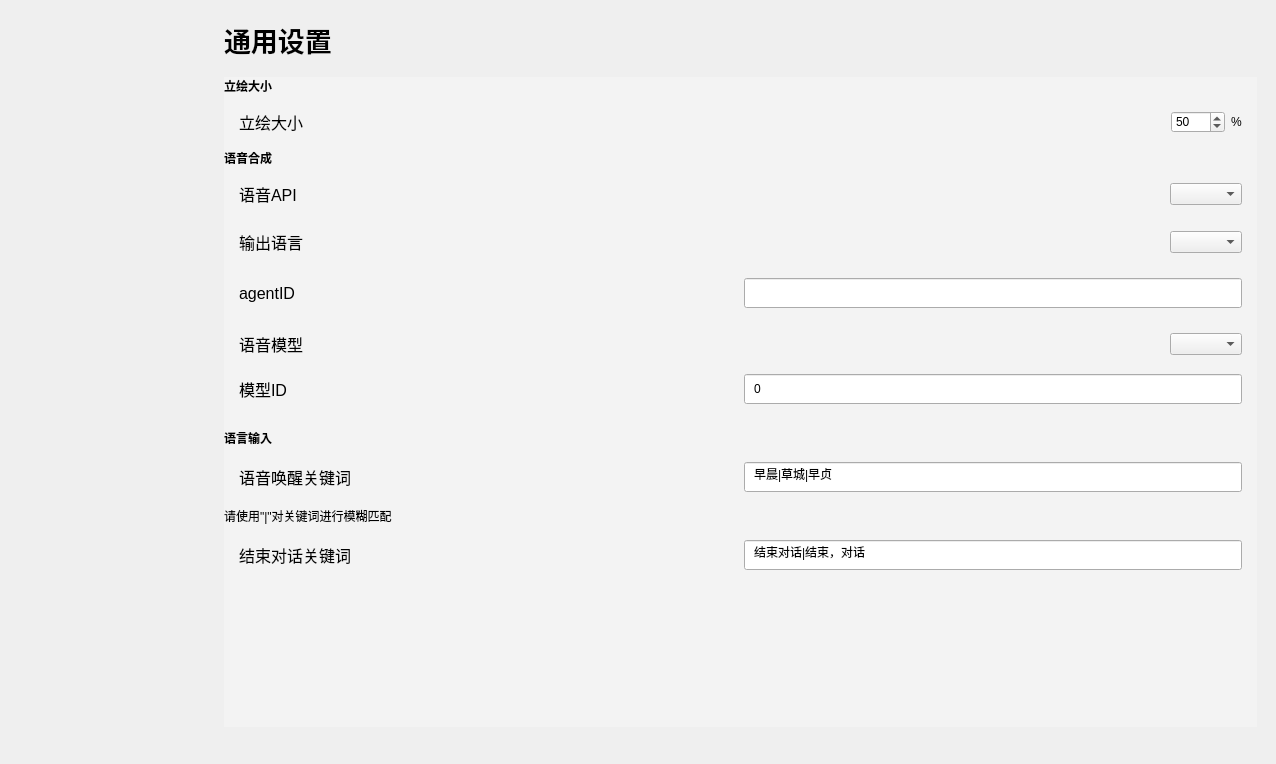
Qt form mainwindow.ui (Zao-chen/ZcChat) before a commit.
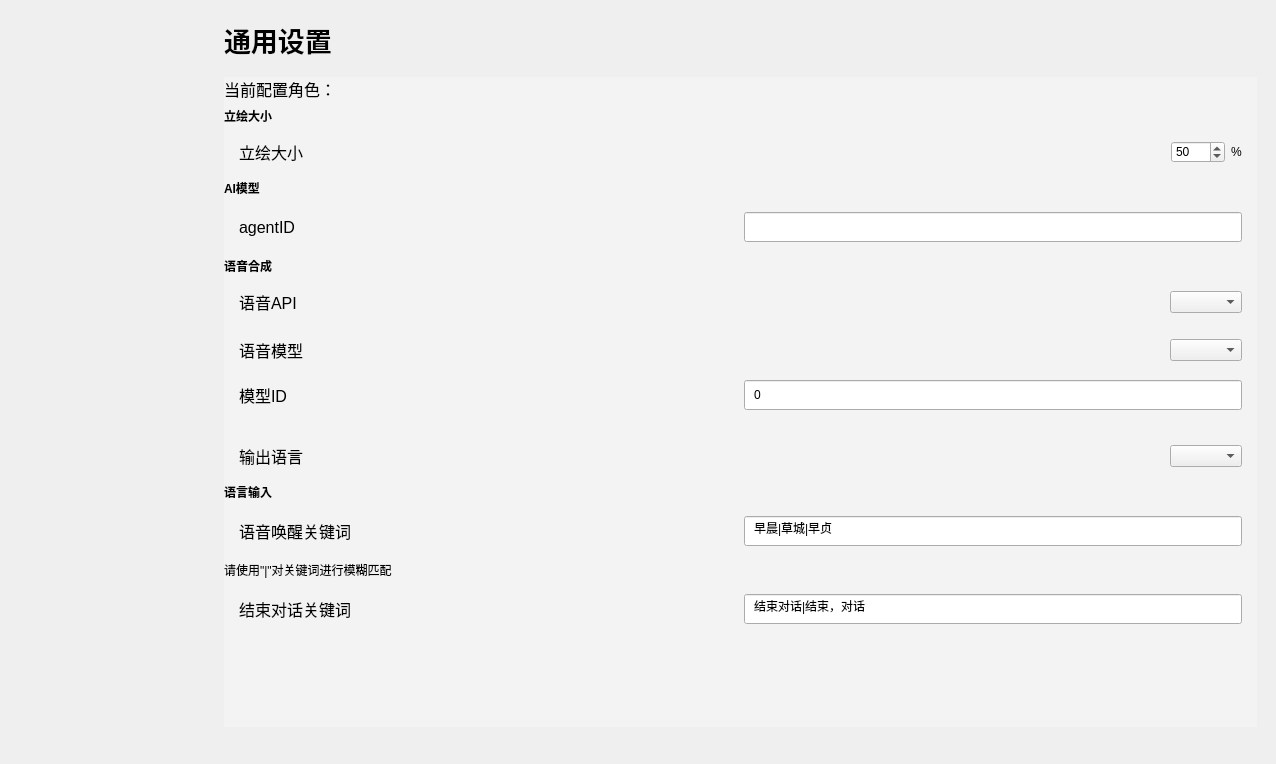
The same form after that commit. The open tabs and pages were chosen to show the change. Custom widgets are drawn as their Qt base class.

Commit message: [refactor] close #5 将角色相关配置下放到角色文件夹

What changed in the file:
```diff
--- a/mainwindow.ui
+++ b/mainwindow.ui
@@ -1389,6 +1389,18 @@
                <property name="bottomMargin">
                 <number>0</number>
                </property>
+               <item>
+                <widget class="QLabel" name="label_editActor">
+                 <property name="font">
+                  <font>
+                   <pointsize>12</pointsize>
+                  </font>
+                 </property>
+                 <property name="text">
+                  <string>当前配置角色：</string>
+                 </property>
+                </widget>
+               </item>
                <item>
                 <widget class="QLabel" name="label_50">
                  <property name="font">
@@ -1455,6 +1467,58 @@
                  </layout>
                 </widget>
                </item>
+               <item>
+                <widget class="QLabel" name="label_11">
+                 <property name="font">
+                  <font>
+                   <bold>true</bold>
+                  </font>
+                 </property>
+                 <property name="text">
+                  <string>AI模型</string>
+                 </property>
+                </widget>
+               </item>
+               <item>
+                <widget class="ElaScrollPageArea" name="widget_6" native="true">
+                 <layout class="QHBoxLayout" name="horizontalLayout_6" stretch="2,2">
+                  <property name="leftMargin">
+                   <number>15</number>
+                  </property>
+                  <property name="rightMargin">
+                   <number>15</number>
+                  </property>
+                  <item>
+                   <widget class="ElaText" name="label_6">
+                    <property name="font">
+                     <font>
+                      <pointsize>12</pointsize>
+                     </font>
+                    </property>
+                    <property name="text">
+                     <string>agentID</string>
+                    </property>
+                   </widget>
+                  </item>
+                  <item>
+                   <widget class="ElaLineEdit" name="lineEdit_llm_agent">
+                    <property name="minimumSize">
+                     <size>
+                      <width>0</width>
+                      <height>30</height>
+                     </size>
+                    </property>
+                    <property name="text">
+                     <string/>
+                    </property>
+                    <property name="alignment">
+                     <set>Qt::AlignmentFlag::AlignLeading|Qt::AlignmentFlag::AlignLeft|Qt::AlignmentFlag::AlignVCenter</set>
+                    </property>
+                   </widget>
+                  </item>
+                 </layout>
+                </widget>
+               </item>
                <item>
                 <widget class="QLabel" name="label_13">
                  <property name="font">
@@ -1494,73 +1558,6 @@
                  </layout>
                 </widget>
                </item>
-               <item>
-                <widget class="ElaScrollPageArea" name="widget_22" native="true">
-                 <layout class="QHBoxLayout" name="horizontalLayout_24" stretch="2,0">
-                  <property name="leftMargin">
-                   <number>15</number>
-                  </property>
-                  <property name="rightMargin">
-                   <number>15</number>
-                  </property>
-                  <item>
-                   <widget class="ElaText" name="label_32">
-                    <property name="font">
-                     <font>
-                      <pointsize>12</pointsize>
-                     </font>
-                    </property>
-                    <property name="text">
-                     <string>输出语言</string>
-                    </property>
-                   </widget>
-                  </item>
-                  <item>
-                   <widget class="ElaComboBox" name="comboBox_vits_language"/>
-                  </item>
-                 </layout>
-                </widget>
-               </item>
-               <item>
-                <widget class="ElaScrollPageArea" name="widget_6" native="true">
-                 <layout class="QHBoxLayout" name="horizontalLayout_6" stretch="2,2">
-                  <property name="leftMargin">
-                   <number>15</number>
-                  </property>
-                  <property name="rightMargin">
-                   <number>15</number>
-                  </property>
-                  <item>
-                   <widget class="ElaText" name="label_6">
-                    <property name="font">
-                     <font>
-                      <pointsize>12</pointsize>
-                     </font>
-                    </property>
-                    <property name="text">
-                     <string>agentID</string>
-                    </property>
-                   </widget>
-                  </item>
-                  <item>
-                   <widget class="ElaLineEdit" name="lineEdit_llm_agent">
-                    <property name="minimumSize">
-                     <size>
-                      <width>0</width>
-                      <height>30</height>
-                     </size>
-                    </property>
-                    <property name="text">
-                     <string/>
-                    </property>
-                    <property name="alignment">
-                     <set>Qt::AlignmentFlag::AlignLeading|Qt::AlignmentFlag::AlignLeft|Qt::AlignmentFlag::AlignVCenter</set>
-                    </property>
-                   </widget>
-                  </item>
-                 </layout>
-                </widget>
-               </item>
                <item>
                 <widget class="QStackedWidget" name="stackedWidget_vits">
                  <property name="currentIndex">
@@ -1730,6 +1727,33 @@
                  </widget>
                 </widget>
                </item>
+               <item>
+                <widget class="ElaScrollPageArea" name="widget_22" native="true">
+                 <layout class="QHBoxLayout" name="horizontalLayout_24" stretch="2,0">
+                  <property name="leftMargin">
+                   <number>15</number>
+                  </property>
+                  <property name="rightMargin">
+                   <number>15</number>
+                  </property>
+                  <item>
+                   <widget class="ElaText" name="label_32">
+                    <property name="font">
+                     <font>
+                      <pointsize>12</pointsize>
+                     </font>
+                    </property>
+                    <property name="text">
+                     <string>输出语言</string>
+                    </property>
+                   </widget>
+                  </item>
+                  <item>
+                   <widget class="ElaComboBox" name="comboBox_vits_language"/>
+                  </item>
+                 </layout>
+                </widget>
+               </item>
                <item>
                 <widget class="QLabel" name="label_49">
                  <property name="font">
```
Left out of the diff: 2 changed lines with no effect on the pictures. The commit also changes 4 other files.
